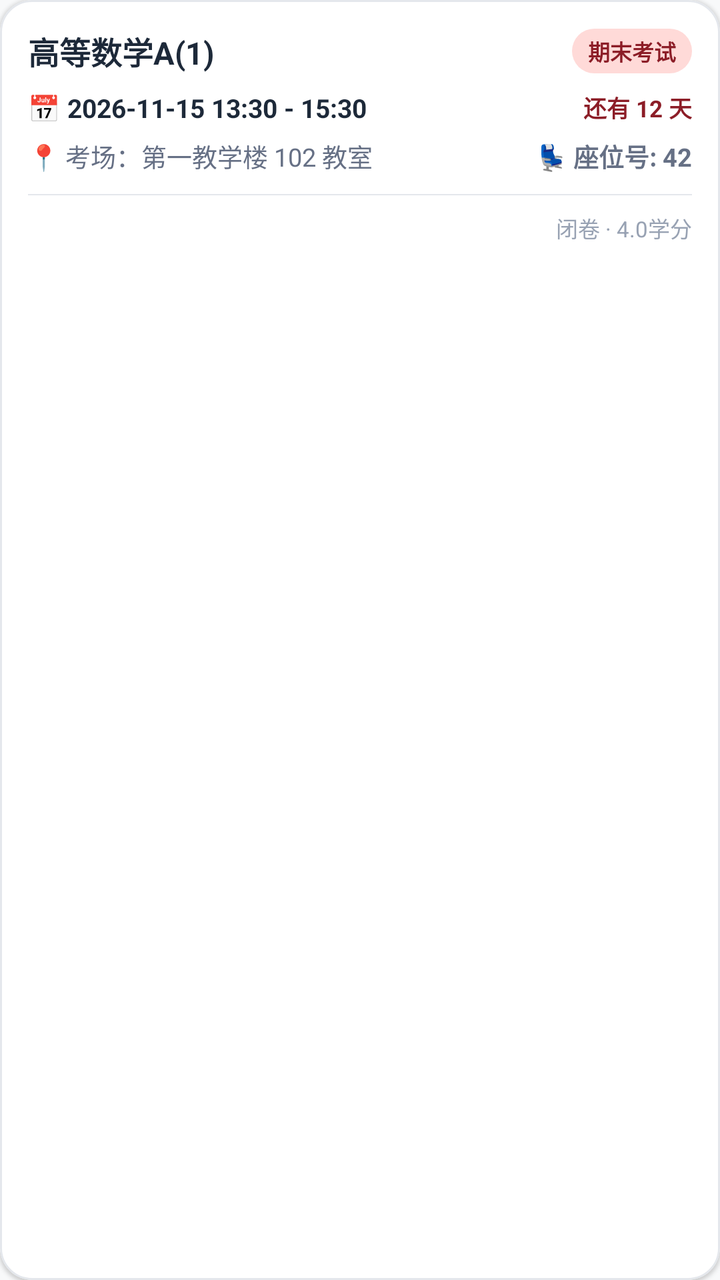
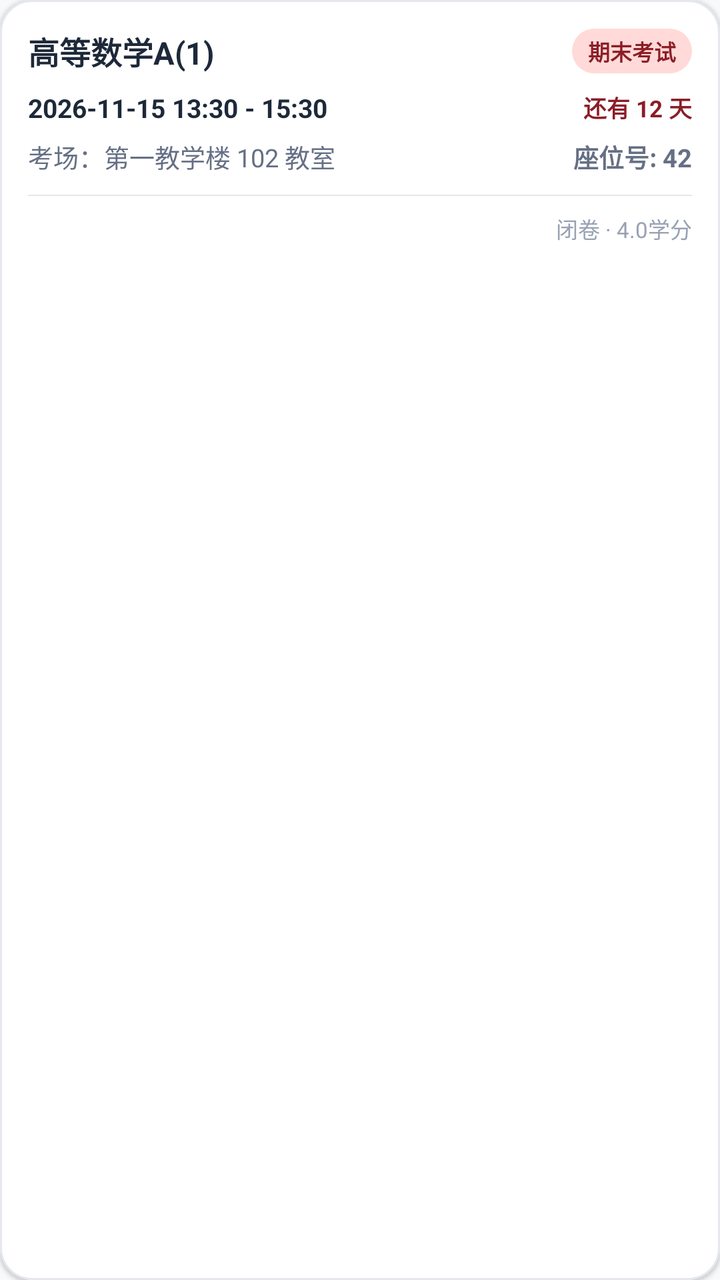

The first picture is an Android layout as it rendered before a commit; the second is the same layout after the commit. The layout source and the unified diff follow.
<!-- AndroidManifest.xml: application theme Theme.UsstJwgl -->
<!-- res/layout/item_exam_card.xml -->
<?xml version="1.0" encoding="utf-8"?>

<com.google.android.material.card.MaterialCardView xmlns:android="http://schemas.android.com/apk/res/android"
    xmlns:app="http://schemas.android.com/apk/res-auto"
    android:layout_width="match_parent"
    android:layout_height="wrap_content"
    android:layout_marginHorizontal="8dp"
    android:layout_marginVertical="6dp"
    app:cardBackgroundColor="@color/surface"
    app:cardCornerRadius="16dp"
    app:cardElevation="1dp"
    app:strokeColor="@color/border"
    app:strokeWidth="1dp">

    <LinearLayout
        android:layout_width="match_parent"
        android:layout_height="wrap_content"
        android:orientation="vertical"
        android:padding="14dp">

        
        <LinearLayout
            android:layout_width="match_parent"
            android:layout_height="wrap_content"
            android:orientation="horizontal"
            android:gravity="center_vertical">

            <TextView
                android:id="@+id/tvExamCourseName"
                android:layout_width="0dp"
                android:layout_height="wrap_content"
                android:layout_weight="1"
                android:text="高等数学A(1)"
                android:textColor="@color/text_primary"
                android:textSize="15.5sp"
                android:textStyle="bold" />

            <TextView
                android:id="@+id/tvExamNatureBadge"
                android:layout_width="wrap_content"
                android:layout_height="wrap_content"
                android:background="@drawable/badge_bg"
                android:paddingHorizontal="8dp"
                android:paddingVertical="3dp"
                android:text="期末考试"
                android:textColor="@color/badge_text"
                android:textSize="11sp"
                android:textStyle="bold" />
        </LinearLayout>

        
        <LinearLayout
            android:layout_width="match_parent"
            android:layout_height="wrap_content"
            android:layout_marginTop="8dp"
            android:orientation="horizontal"
            android:gravity="center_vertical">

            <TextView
                android:id="@+id/tvExamTime"
                android:layout_width="0dp"
                android:layout_height="wrap_content"
                android:layout_weight="1"
                android:text="📅 2026-11-15 13:30 - 15:30"
                android:textColor="@color/text_primary"
                android:textSize="13sp"
                android:textStyle="bold" />

            <TextView
                android:id="@+id/tvExamCountdown"
                android:layout_width="wrap_content"
                android:layout_height="wrap_content"
                android:text="还有 12 天"
                android:textColor="@color/primary"
                android:textSize="11.5sp"
                android:textStyle="bold" />
        </LinearLayout>

        
        <LinearLayout
            android:layout_width="match_parent"
            android:layout_height="wrap_content"
            android:layout_marginTop="6dp"
            android:orientation="horizontal"
            android:gravity="center_vertical">

            <TextView
                android:id="@+id/tvExamLocation"
                android:layout_width="0dp"
                android:layout_height="wrap_content"
                android:layout_weight="1"
                android:text="📍 考场：第一教学楼 102 教室"
                android:textColor="@color/text_secondary"
                android:textSize="12.5sp" />

            <TextView
                android:id="@+id/tvExamSeat"
                android:layout_width="wrap_content"
                android:layout_height="wrap_content"
                android:text="💺 座位号: 42"
                android:textColor="@color/text_secondary"
                android:textSize="12.5sp"
                android:textStyle="bold" />
        </LinearLayout>

        
        <View
            android:layout_width="match_parent"
            android:layout_height="0.8dp"
            android:layout_marginTop="10dp"
            android:layout_marginBottom="8dp"
            android:background="@color/border" />

        
        <LinearLayout
            android:layout_width="match_parent"
            android:layout_height="wrap_content"
            android:orientation="horizontal"
            android:gravity="center_vertical">

            <TextView
                android:id="@+id/tvExamReminderStatus"
                android:layout_width="0dp"
                android:layout_height="wrap_content"
                android:layout_weight="1"
                android:visibility="gone"
                android:textColor="@color/grade_green_text"
                android:textSize="11sp" />

            <View
                android:layout_width="0dp"
                android:layout_height="0dp"
                android:layout_weight="1" />

            <TextView
                android:id="@+id/tvExamMethod"
                android:layout_width="wrap_content"
                android:layout_height="wrap_content"
                android:text="闭卷 · 4.0学分"
                android:textColor="@color/text_tertiary"
                android:textSize="11sp" />
        </LinearLayout>

    </LinearLayout>
</com.google.android.material.card.MaterialCardView>
<!-- resources referenced by this layout -->
<resources>
  <color name="badge_text">#8C1D27</color>
  <color name="border">#E4E7EC</color>
  <color name="grade_green_text">#14532D</color>
  <color name="primary">#8C1D27</color>
  <color name="surface">#FFFFFF</color>
  <color name="text_primary">#1D2939</color>
  <color name="text_secondary">#667085</color>
  <color name="text_tertiary">#98A2B3</color>
  <!-- drawable badge_bg (drawable) -->
  <?xml version="1.0" encoding="utf-8"?>
  <shape xmlns:android="http://schemas.android.com/apk/res/android"
      android:shape="rectangle">
      <corners android:radius="12dp" />
      <solid android:color="@color/badge_bg" />
  </shape>
  <style name="Theme.UsstJwgl" parent="Theme.Material3.DayNight.NoActionBar">
          <item name="colorPrimary">@color/primary</item>
          <item name="colorOnPrimary">@color/on_primary</item>
          <item name="colorPrimaryContainer">@color/primary_container</item>
          <item name="colorOnPrimaryContainer">@color/on_primary_container</item>
  
          <item name="colorSecondary">@color/secondary</item>
          <item name="colorSecondaryContainer">@color/secondary_container</item>
          <item name="colorOnSecondaryContainer">@color/on_secondary_container</item>
  
          <item name="android:statusBarColor">@android:color/transparent</item>
          <item name="android:windowLightStatusBar">true</item>
          <item name="android:navigationBarColor">@android:color/transparent</item>
          <item name="android:windowLightNavigationBar" tools:targetApi="o_mr1">true</item>
          <item name="android:windowBackground">@color/background</item>
  
          
          <item name="bottomNavigationStyle">@style/Widget.Material3.BottomNavigationView</item>
  
          
          <item name="materialCardViewStyle">@style/Widget.Material3.CardView.Outlined</item>
          <item name="android:forceDarkAllowed" tools:targetApi="q">false</item>
      </style>
  <color name="badge_bg">#FFDAD8</color>
  <color name="on_primary">#FFFFFF</color>
  <color name="primary_container">#FFDAD8</color>
  <color name="on_primary_container">#3B080E</color>
  <color name="secondary">#775654</color>
  <color name="secondary_container">#FFDAD7</color>
  <color name="on_secondary_container">#2C1514</color>
  <color name="background">#F8F9FA</color>
</resources>

<!-- the commit's change to res/layout/item_exam_card.xml (unified diff, before → after) -->
@@ -61,7 +61,7 @@
                 android:layout_width="0dp"
                 android:layout_height="wrap_content"
                 android:layout_weight="1"
-                android:text="📅 2026-11-15 13:30 - 15:30"
+                android:text="2026-11-15 13:30 - 15:30"
                 android:textColor="@color/text_primary"
                 android:textSize="13sp"
                 android:textStyle="bold" />
@@ -89,7 +89,7 @@
                 android:layout_width="0dp"
                 android:layout_height="wrap_content"
                 android:layout_weight="1"
-                android:text="📍 考场：第一教学楼 102 教室"
+                android:text="考场：第一教学楼 102 教室"
                 android:textColor="@color/text_secondary"
                 android:textSize="12.5sp" />
 
@@ -97,7 +97,7 @@
                 android:id="@+id/tvExamSeat"
                 android:layout_width="wrap_content"
                 android:layout_height="wrap_content"
-                android:text="💺 座位号: 42"
+                android:text="座位号: 42"
                 android:textColor="@color/text_secondary"
                 android:textSize="12.5sp"
                 android:textStyle="bold" />
